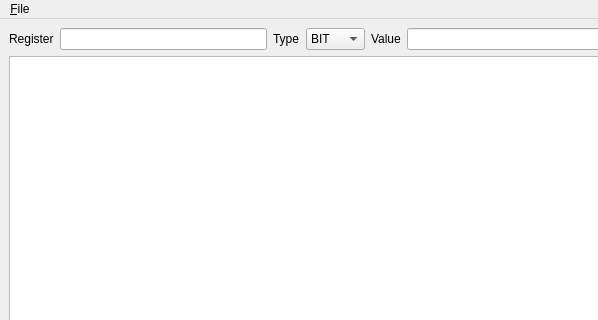
shianehao/jsonrpc-client, file ui/main_window.ui: the form before one commit; both pictures show x 0 to 598 and y 0 to 320 of the 708 by 621 pixel window.
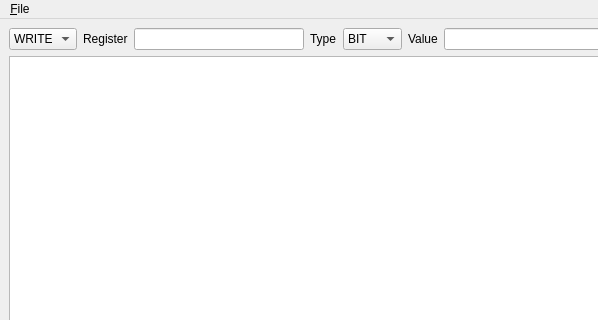
The form after the commit. Icons and pictures are not drawn.

Commit message: wade: add directive attribute

Diff of the .ui file:
```diff
--- a/ui/main_window.ui
+++ b/ui/main_window.ui
@@ -20,6 +20,20 @@
    <layout class="QVBoxLayout" name="verticalLayout">
     <item>
      <layout class="QHBoxLayout" name="horizontalLayout">
+      <item>
+       <widget class="QComboBox" name="comboBox_directive">
+        <item>
+         <property name="text">
+          <string>WRITE</string>
+         </property>
+        </item>
+        <item>
+         <property name="text">
+          <string>READ</string>
+         </property>
+        </item>
+       </widget>
+      </item>
       <item>
        <widget class="QLabel" name="label">
         <property name="text">
```
The commit also changes 1 other file.
